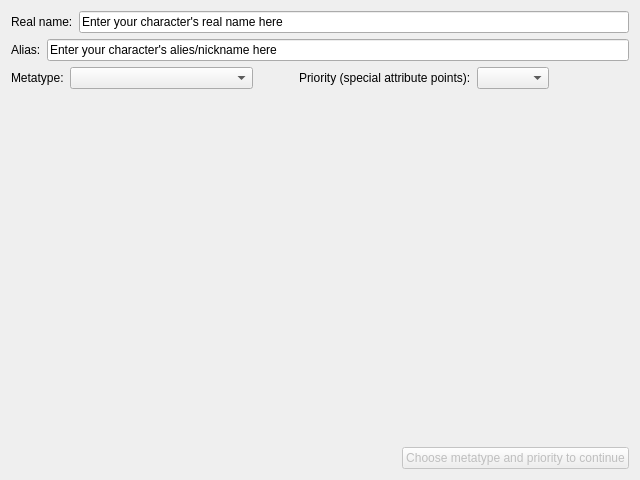
First picture: the form in SR5-Shaman/ui/character/tabs/chareditmisctab.ui, repository TheSHEEEP/SR5-Shaman, before the edit.
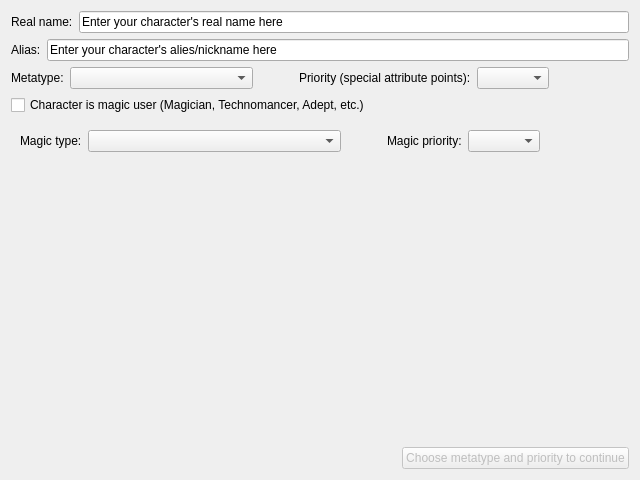
Second picture: the form after the edit.

What changed in the file:
```diff
--- a/SR5-Shaman/ui/character/tabs/chareditmisctab.ui
+++ b/SR5-Shaman/ui/character/tabs/chareditmisctab.ui
@@ -150,6 +150,132 @@
      </item>
     </layout>
    </item>
+   <item>
+    <layout class="QHBoxLayout" name="horizontalLayout_7">
+     <item>
+      <widget class="QCheckBox" name="checkIsMagicUser">
+       <property name="text">
+        <string>Character is magic user (Magician, Technomancer, Adept, etc.)</string>
+       </property>
+      </widget>
+     </item>
+    </layout>
+   </item>
+   <item>
+    <widget class="QFrame" name="magicUserFrame">
+     <property name="frameShape">
+      <enum>QFrame::NoFrame</enum>
+     </property>
+     <property name="frameShadow">
+      <enum>QFrame::Plain</enum>
+     </property>
+     <property name="lineWidth">
+      <number>0</number>
+     </property>
+     <layout class="QVBoxLayout" name="verticalLayout_2">
+      <item>
+       <layout class="QHBoxLayout" name="horizontalLayout_8">
+        <item>
+         <layout class="QHBoxLayout" name="horizontalLayout_9">
+          <item>
+           <widget class="QLabel" name="lblMagicType">
+            <property name="sizePolicy">
+             <sizepolicy hsizetype="Maximum" vsizetype="Preferred">
+              <horstretch>20</horstretch>
+              <verstretch>0</verstretch>
+             </sizepolicy>
+            </property>
+            <property name="text">
+             <string>Magic type:</string>
+            </property>
+           </widget>
+          </item>
+          <item>
+           <widget class="QComboBox" name="cbMagicType">
+            <property name="sizePolicy">
+             <sizepolicy hsizetype="Preferred" vsizetype="Fixed">
+              <horstretch>10</horstretch>
+              <verstretch>0</verstretch>
+             </sizepolicy>
+            </property>
+           </widget>
+          </item>
+          <item>
+           <spacer name="horizontalSpacer_5">
+            <property name="orientation">
+             <enum>Qt::Horizontal</enum>
+            </property>
+            <property name="sizeHint" stdset="0">
+             <size>
+              <width>40</width>
+              <height>20</height>
+             </size>
+            </property>
+           </spacer>
+          </item>
+          <item>
+           <layout class="QHBoxLayout" name="horizontalLayout_10">
+            <item>
+             <widget class="QLabel" name="lblMagicPriority">
+              <property name="sizePolicy">
+               <sizepolicy hsizetype="Maximum" vsizetype="Preferred">
+                <horstretch>20</horstretch>
+                <verstretch>0</verstretch>
+               </sizepolicy>
+              </property>
+              <property name="text">
+               <string>Magic priority:</string>
+              </property>
+             </widget>
+            </item>
+            <item>
+             <widget class="QComboBox" name="cbMagicPriority">
+              <property name="sizePolicy">
+               <sizepolicy hsizetype="Maximum" vsizetype="Fixed">
+                <horstretch>10</horstretch>
+                <verstretch>0</verstretch>
+               </sizepolicy>
+              </property>
+             </widget>
+            </item>
+            <item>
+             <spacer name="horizontalSpacer_6">
+              <property name="orientation">
+               <enum>Qt::Horizontal</enum>
+              </property>
+              <property name="sizeHint" stdset="0">
+               <size>
+                <width>40</width>
+                <height>20</height>
+               </size>
+              </property>
+             </spacer>
+            </item>
+           </layout>
+          </item>
+         </layout>
+        </item>
+        <item>
+         <spacer name="horizontalSpacer_7">
+          <property name="orientation">
+           <enum>Qt::Horizontal</enum>
+          </property>
+          <property name="sizeType">
+           <enum>QSizePolicy::Maximum</enum>
+          </property>
+          <property name="sizeHint" stdset="0">
+           <size>
+            <width>40</width>
+            <height>20</height>
+           </size>
+          </property>
+         </spacer>
+        </item>
+       </layout>
+      </item>
+     </layout>
+    </widget>
+   </item>
    <item>
     <spacer name="verticalSpacer">
      <property name="orientation">
```
